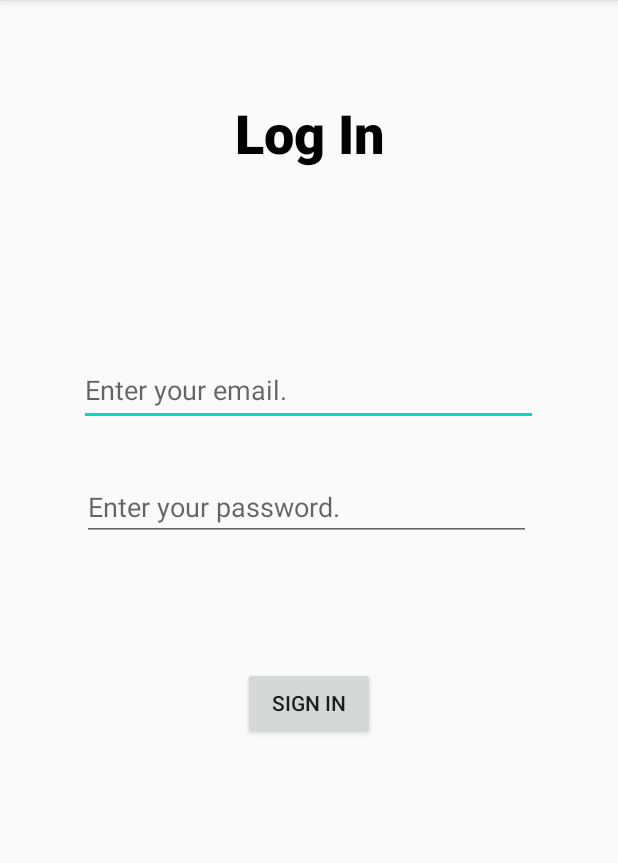
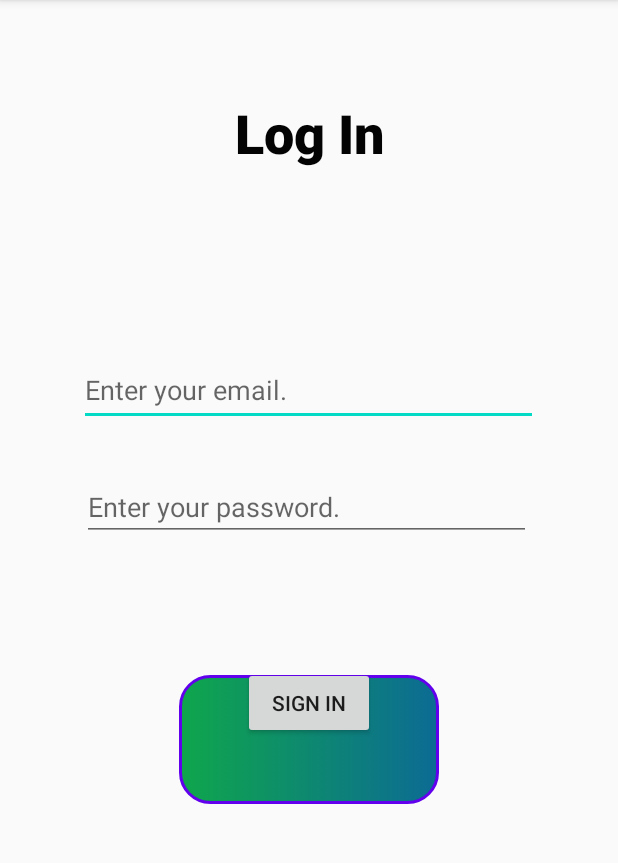
Before and after one commit to rammohant/MarginEdge-App, an Android app: the loginActivity screen opened directly, with no data from a screen before it, on a phone screen of 412 x 824 dp, the part 84-947 px from its top. Run offline under Robolectric (Android 15) with nearby library versions, the phone set to English and light mode, and no system bars; our stand-ins replace Firebase (no records; nobody signed in at launch, a user with empty details on screens opened directly).

Commit message:
no message

```diff
--- a/DoubleDruids/app/src/main/res/layout/activity_login2.xml
+++ b/DoubleDruids/app/src/main/res/layout/activity_login2.xml
@@ -61,4 +61,15 @@
         app:layout_constraintTop_toBottomOf="@+id/passwordEditText"
         app:layout_constraintVertical_bias="0.0" />
 
+    <ImageView
+        android:id="@+id/imageView2"
+        android:layout_width="173dp"
+        android:layout_height="86dp"
+        app:layout_constraintBottom_toBottomOf="parent"
+        app:layout_constraintEnd_toEndOf="parent"
+        app:layout_constraintStart_toStartOf="parent"
+        app:layout_constraintTop_toTopOf="parent"
+        app:layout_constraintVertical_bias="0.66"
+        app:srcCompat="@drawable/rainbow" />
+
 </androidx.constraintlayout.widget.ConstraintLayout>
```
